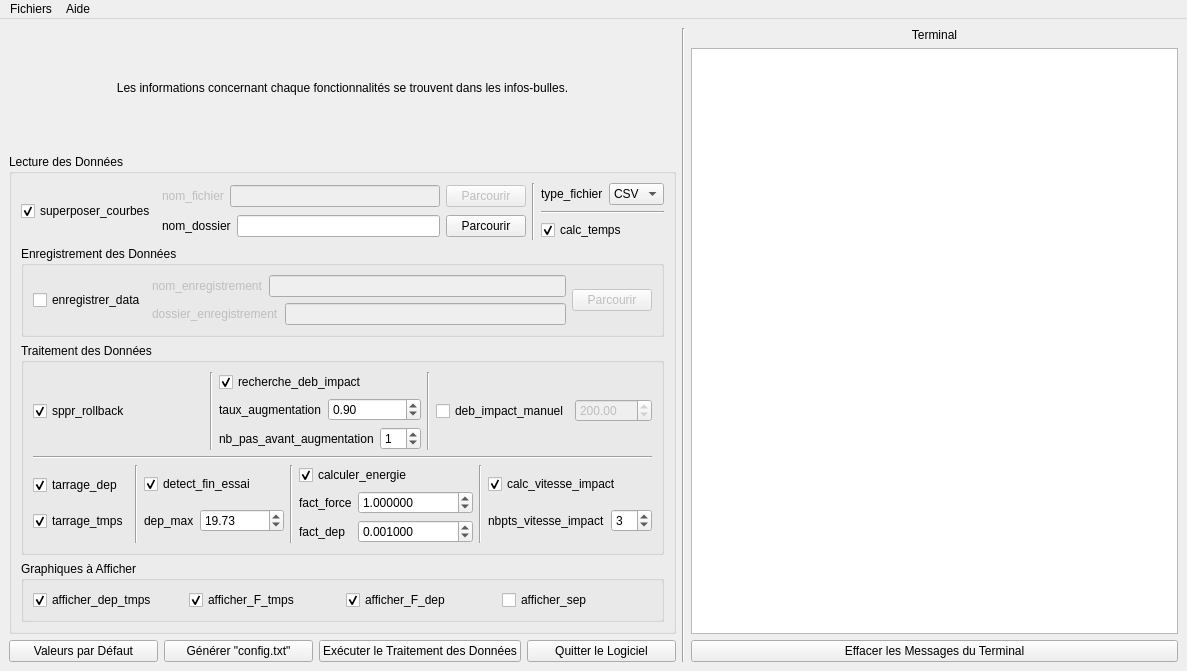
First picture: the form in Post_Process_DATA_Python_GIT/UI/MainWindow.ui, repository AdrienHerman/Lattybrides-dev, before the edit.
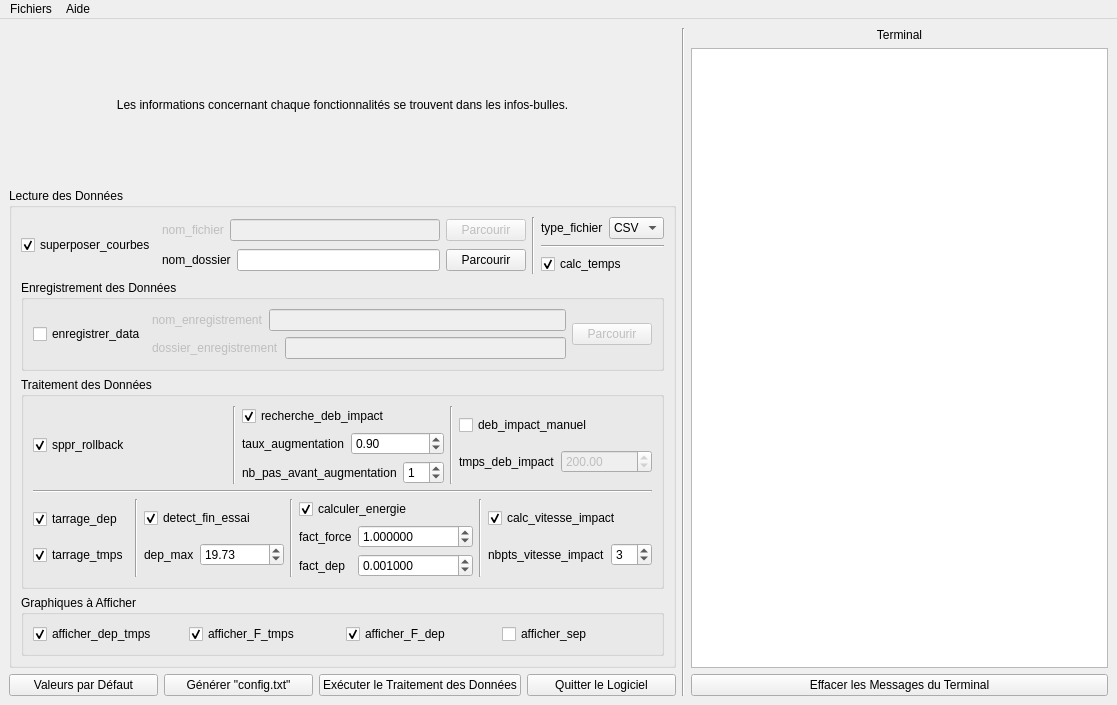
Second picture: the form after the edit. Icons and pictures are not drawn.

Patch:
```diff
--- a/Post_Process_DATA_Python_GIT/UI/MainWindow.ui
+++ b/Post_Process_DATA_Python_GIT/UI/MainWindow.ui
@@ -6,8 +6,8 @@
    <rect>
     <x>0</x>
     <y>0</y>
-    <width>1187</width>
-    <height>671</height>
+    <width>1117</width>
+    <height>705</height>
    </rect>
   </property>
   <property name="windowTitle">
@@ -346,7 +346,7 @@
                </widget>
               </item>
               <item>
-               <layout class="QHBoxLayout" name="horizontalLayout_11">
+               <layout class="QVBoxLayout" name="verticalLayout_14">
                 <item>
                  <widget class="QCheckBox" name="checkBox_deb_impact_manuel">
                   <property name="text">
@@ -355,17 +355,34 @@
                  </widget>
                 </item>
                 <item>
-                 <widget class="QDoubleSpinBox" name="doubleSpinBox_tmps_deb_impact">
-                  <property name="enabled">
-                   <bool>false</bool>
-                  </property>
-                  <property name="maximum">
-                   <double>10000.000000000000000</double>
-                  </property>
-                  <property name="value">
-                   <double>200.000000000000000</double>
-                  </property>
-                 </widget>
+                 <layout class="QHBoxLayout" name="horizontalLayout_11">
+                  <item>
+                   <widget class="QLabel" name="label_tmps_deb_impact">
+                    <property name="toolTip">
+                     <string>&lt;html&gt;&lt;head/&gt;&lt;body&gt;&lt;p&gt;Temps manuel définissant le début de l'impact.&lt;/p&gt;&lt;p&gt;tmps_deb_impact doit être exprimé en (ms).&lt;/p&gt;&lt;/body&gt;&lt;/html&gt;</string>
+                    </property>
+                    <property name="text">
+                     <string>tmps_deb_impact</string>
+                    </property>
+                   </widget>
+                  </item>
+                  <item>
+                   <widget class="QDoubleSpinBox" name="doubleSpinBox_tmps_deb_impact">
+                    <property name="enabled">
+                     <bool>false</bool>
+                    </property>
+                    <property name="toolTip">
+                     <string>&lt;html&gt;&lt;head/&gt;&lt;body&gt;&lt;p&gt;Temps manuel définissant le début de l'impact.&lt;/p&gt;&lt;p&gt;tmps_deb_impact doit être exprimé en (ms).&lt;/p&gt;&lt;/body&gt;&lt;/html&gt;</string>
+                    </property>
+                    <property name="maximum">
+                     <double>10000.000000000000000</double>
+                    </property>
+                    <property name="value">
+                     <double>200.000000000000000</double>
+                    </property>
+                   </widget>
+                  </item>
+                 </layout>
                 </item>
                </layout>
               </item>
@@ -709,8 +726,8 @@
     <rect>
      <x>0</x>
      <y>0</y>
-     <width>1187</width>
-     <height>23</height>
+     <width>1117</width>
+     <height>30</height>
     </rect>
    </property>
    <widget class="QMenu" name="menuFichers">
```
Left out of the diff: 141 changed lines with no effect on the pictures.
